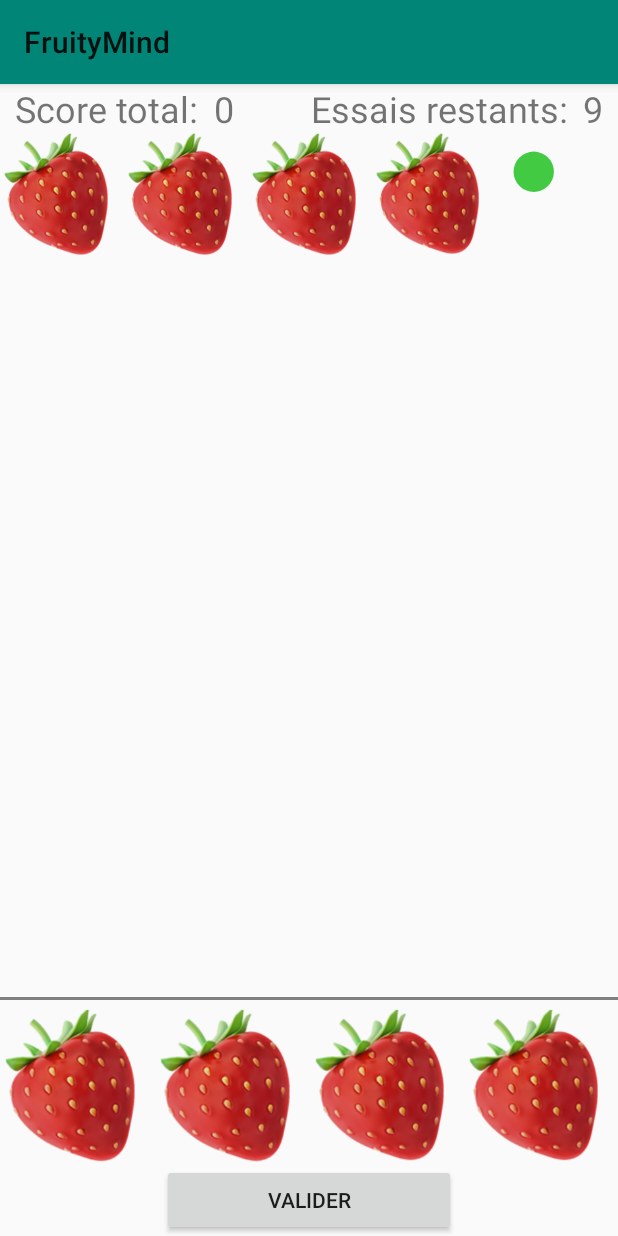
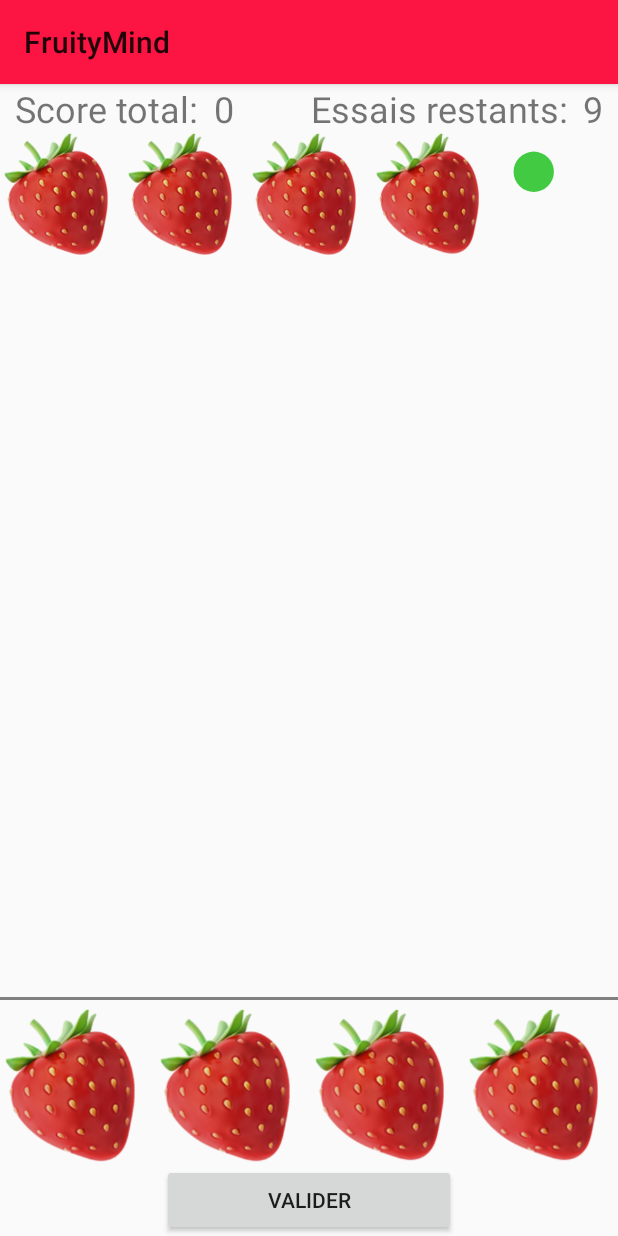
Before and after one commit to pea-pousset/FruityMind, an Android app: the screen it shows after launch (MainActivity), after a tap on "VALIDER", on a phone screen of 412 x 824 dp. Run offline under Robolectric (Android 15) with nearby library versions, the phone set to English and light mode, and no system bars.

Commit message:
Fruity colors

```diff
--- a/app/src/main/res/values/colors.xml
+++ b/app/src/main/res/values/colors.xml
@@ -1,6 +1,6 @@
 <?xml version="1.0" encoding="utf-8"?>
 <resources>
-    <color name="colorPrimary">#008577</color>
-    <color name="colorPrimaryDark">#00574B</color>
-    <color name="colorAccent">#D81B60</color>
+    <color name="colorPrimary">#FC1542</color>
+    <color name="colorPrimaryDark">#CB0040</color>
+    <color name="colorAccent">#43A047</color>
 </resources>
```
